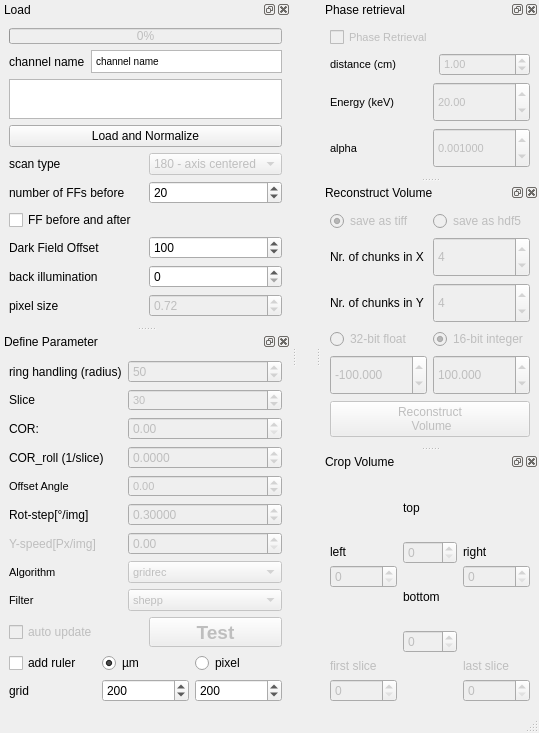
Old version of the form BAMline_on_the_fly_CT-reco/on_the_fly_CT_reco_hdf_dock_widget.ui in the repository HMarkoetter/BAMline_CT_preview_RECO.
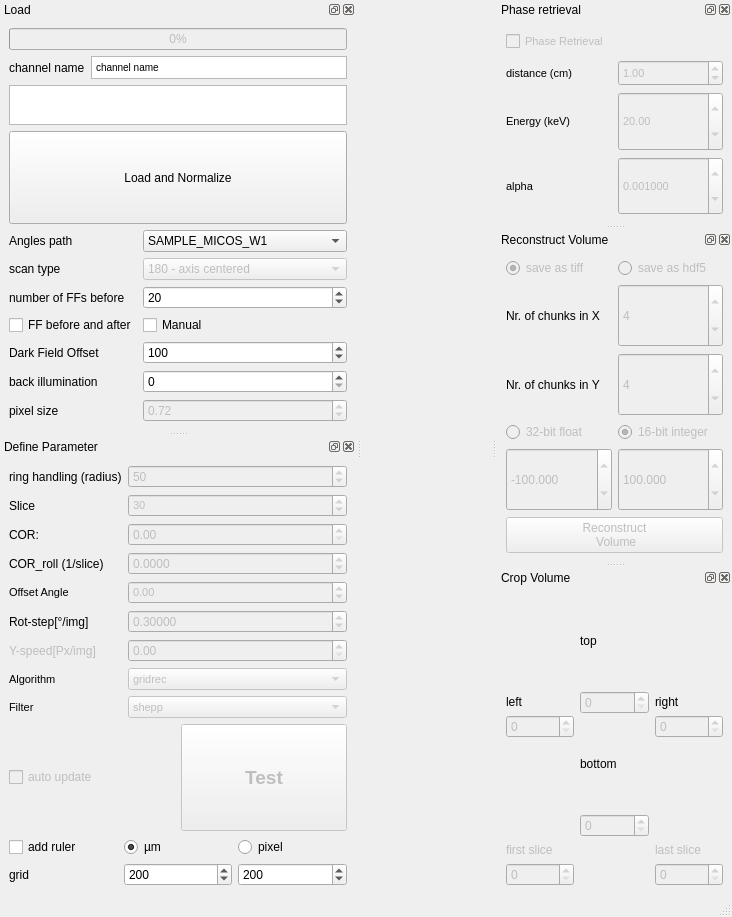
New version of the form.

Commit message: last-yero-proj check + spinbox for used angles list

Patch:
```diff
--- a/BAMline_on_the_fly_CT-reco/on_the_fly_CT_reco_hdf_dock_widget.ui
+++ b/BAMline_on_the_fly_CT-reco/on_the_fly_CT_reco_hdf_dock_widget.ui
@@ -6,8 +6,8 @@
    <rect>
     <x>0</x>
     <y>0</y>
-    <width>477</width>
-    <height>670</height>
+    <width>732</width>
+    <height>917</height>
    </rect>
   </property>
   <property name="windowTitle">
@@ -36,6 +36,41 @@
    </attribute>
    <widget class="QWidget" name="dockWidgetContents">
     <layout class="QGridLayout" name="gridLayout_2">
+     <item row="6" column="1">
+      <widget class="QSpinBox" name="spinBox_DF">
+       <property name="sizePolicy">
+        <sizepolicy hsizetype="Minimum" vsizetype="Preferred">
+         <horstretch>0</horstretch>
+         <verstretch>0</verstretch>
+        </sizepolicy>
+       </property>
+       <property name="toolTip">
+        <string>&lt;html&gt;&lt;head/&gt;&lt;body&gt;&lt;p&gt;Subtracts this value from both, projection and flat field, before dividing them&lt;/p&gt;&lt;/body&gt;&lt;/html&gt;</string>
+       </property>
+       <property name="maximum">
+        <number>65535</number>
+       </property>
+       <property name="value">
+        <number>100</number>
+       </property>
+      </widget>
+     </item>
+     <item row="7" column="1">
+      <widget class="QSpinBox" name="spinBox_back_illumination">
+       <property name="sizePolicy">
+        <sizepolicy hsizetype="Minimum" vsizetype="Preferred">
+         <horstretch>0</horstretch>
+         <verstretch>0</verstretch>
+        </sizepolicy>
+       </property>
+       <property name="toolTip">
+        <string>&lt;html&gt;&lt;head/&gt;&lt;body&gt;&lt;p&gt;will be subtracted from the FFs only&lt;/p&gt;&lt;/body&gt;&lt;/html&gt;</string>
+       </property>
+       <property name="maximum">
+        <number>65535</number>
+       </property>
+      </widget>
+     </item>
      <item row="4" column="0">
       <widget class="QLabel" name="label_2">
        <property name="sizePolicy">
@@ -49,82 +84,30 @@
        </property>
       </widget>
      </item>
-     <item row="7" column="0">
-      <widget class="QLabel" name="label_13">
-       <property name="text">
-        <string>back illumination</string>
-       </property>
-      </widget>
-     </item>
-     <item row="3" column="2">
-      <widget class="QComboBox" name="comboBox_180_360">
+     <item row="0" column="0" colspan="2">
+      <widget class="QProgressBar" name="progressBar">
        <property name="enabled">
         <bool>false</bool>
        </property>
-       <item>
-        <property name="text">
-         <string>180 - axis centered</string>
-        </property>
-       </item>
-       <item>
-        <property name="text">
-         <string>360 - axis left</string>
-        </property>
-       </item>
-       <item>
-        <property name="text">
-         <string>360 - axis right</string>
-        </property>
-       </item>
-      </widget>
-     </item>
-     <item row="8" column="0">
-      <widget class="QLabel" name="label_14">
-       <property name="text">
-        <string>pixel size</string>
-       </property>
-      </widget>
-     </item>
-     <item row="7" column="2">
-      <widget class="QSpinBox" name="spinBox_back_illumination">
        <property name="sizePolicy">
         <sizepolicy hsizetype="Minimum" vsizetype="Preferred">
          <horstretch>0</horstretch>
          <verstretch>0</verstretch>
         </sizepolicy>
-       </property>
-       <property name="toolTip">
-        <string>&lt;html&gt;&lt;head/&gt;&lt;body&gt;&lt;p&gt;will be subtracted from the FFs only&lt;/p&gt;&lt;/body&gt;&lt;/html&gt;</string>
-       </property>
-       <property name="maximum">
-        <number>65535</number>
-       </property>
-      </widget>
-     </item>
-     <item row="4" column="2">
-      <widget class="QSpinBox" name="spinBox_number_FFs">
-       <property name="sizePolicy">
-        <sizepolicy hsizetype="Minimum" vsizetype="Preferred">
-         <horstretch>0</horstretch>
-         <verstretch>0</verstretch>
-        </sizepolicy>
-       </property>
-       <property name="maximum">
-        <number>5000</number>
        </property>
        <property name="value">
-        <number>20</number>
+        <number>0</number>
        </property>
       </widget>
      </item>
-     <item row="3" column="0">
-      <widget class="QLabel" name="label_18">
+     <item row="5" column="1">
+      <widget class="QCheckBox" name="manual_selection_checkbox">
        <property name="text">
-        <string>scan type</string>
+        <string>Manual</string>
        </property>
       </widget>
      </item>
-     <item row="1" column="0" colspan="3">
+     <item row="1" column="0" colspan="2">
       <layout class="QGridLayout" name="gridLayout_4">
        <item row="0" column="0">
         <widget class="QLabel" name="label_17">
@@ -146,10 +129,13 @@
          </property>
          <property name="html">
           <string>&lt;!DOCTYPE HTML PUBLIC &quot;-//W3C//DTD HTML 4.0//EN&quot; &quot;http://www.w3.org/TR/REC-html40/strict.dtd&quot;&gt;
-&lt;html&gt;&lt;head&gt;&lt;meta name=&quot;qrichtext&quot; content=&quot;1&quot; /&gt;&lt;style type=&quot;text/css&quot;&gt;
+&lt;html&gt;&lt;head&gt;&lt;meta name=&quot;qrichtext&quot; content=&quot;1&quot; /&gt;&lt;meta charset=&quot;utf-8&quot; /&gt;&lt;style type=&quot;text/css&quot;&gt;
 p, li { white-space: pre-wrap; }
-&lt;/style&gt;&lt;/head&gt;&lt;body style=&quot; font-family:'MS Shell Dlg 2'; font-size:8.25pt; font-weight:400; font-style:normal;&quot;&gt;
-&lt;p style=&quot; margin-top:0px; margin-bottom:0px; margin-left:0px; margin-right:0px; -qt-block-indent:0; text-indent:0px;&quot;&gt;&lt;span style=&quot; font-size:7.8pt;&quot;&gt;channel name&lt;/span&gt;&lt;/p&gt;&lt;/body&gt;&lt;/html&gt;</string>
+hr { height: 1px; border-width: 0; }
+li.unchecked::marker { content: &quot;\2610&quot;; }
+li.checked::marker { content: &quot;\2612&quot;; }
+&lt;/style&gt;&lt;/head&gt;&lt;body style=&quot; font-family:'Noto Sans'; font-size:10pt; font-weight:400; font-style:normal;&quot;&gt;
+&lt;p style=&quot; margin-top:0px; margin-bottom:0px; margin-left:0px; margin-right:0px; -qt-block-indent:0; text-indent:0px;&quot;&gt;&lt;span style=&quot; font-family:'MS Shell Dlg 2'; font-size:7.8pt;&quot;&gt;channel name&lt;/span&gt;&lt;/p&gt;&lt;/body&gt;&lt;/html&gt;</string>
          </property>
         </widget>
        </item>
@@ -199,57 +185,10 @@
        </item>
       </layout>
      </item>
-     <item row="8" column="2">
-      <widget class="QDoubleSpinBox" name="pixel_size">
-       <property name="enabled">
-        <bool>false</bool>
-       </property>
-       <property name="sizePolicy">
-        <sizepolicy hsizetype="Minimum" vsizetype="Preferred">
-         <horstretch>0</horstretch>
-         <verstretch>0</verstretch>
-        </sizepolicy>
-       </property>
-       <property name="singleStep">
-        <double>0.010000000000000</double>
-       </property>
-       <property name="value">
-        <double>0.720000000000000</double>
-       </property>
-      </widget>
-     </item>
-     <item row="6" column="2">
-      <widget class="QSpinBox" name="spinBox_DF">
-       <property name="sizePolicy">
-        <sizepolicy hsizetype="Minimum" vsizetype="Preferred">
-         <horstretch>0</horstretch>
-         <verstretch>0</verstretch>
-        </sizepolicy>
-       </property>
-       <property name="toolTip">
-        <string>&lt;html&gt;&lt;head/&gt;&lt;body&gt;&lt;p&gt;Subtracts this value from both, projection and flat field, before dividing them&lt;/p&gt;&lt;/body&gt;&lt;/html&gt;</string>
-       </property>
-       <property name="maximum">
-        <number>65535</number>
-       </property>
-       <property name="value">
-        <number>100</number>
-       </property>
-      </widget>
-     </item>
-     <item row="0" column="0" colspan="3">
-      <widget class="QProgressBar" name="progressBar">
-       <property name="enabled">
-        <bool>false</bool>
-       </property>
-       <property name="sizePolicy">
-        <sizepolicy hsizetype="Minimum" vsizetype="Preferred">
-         <horstretch>0</horstretch>
-         <verstretch>0</verstretch>
-        </sizepolicy>
-       </property>
-       <property name="value">
-        <number>0</number>
+     <item row="8" column="0">
+      <widget class="QLabel" name="label_14">
+       <property name="text">
+        <string>pixel size</string>
        </property>
       </widget>
      </item>
@@ -269,6 +208,41 @@
        </property>
       </widget>
      </item>
+     <item row="4" column="1">
+      <widget class="QSpinBox" name="spinBox_number_FFs">
+       <property name="sizePolicy">
+        <sizepolicy hsizetype="Minimum" vsizetype="Preferred">
+         <horstretch>0</horstretch>
+         <verstretch>0</verstretch>
+        </sizepolicy>
+       </property>
+       <property name="maximum">
+        <number>5000</number>
+       </property>
+       <property name="value">
+        <number>20</number>
+       </property>
+      </widget>
+     </item>
+     <item row="8" column="1">
+      <widget class="QDoubleSpinBox" name="pixel_size">
+       <property name="enabled">
+        <bool>false</bool>
+       </property>
+       <property name="sizePolicy">
+        <sizepolicy hsizetype="Minimum" vsizetype="Preferred">
+         <horstretch>0</horstretch>
+         <verstretch>0</verstretch>
+        </sizepolicy>
+       </property>
+       <property name="singleStep">
+        <double>0.010000000000000</double>
+       </property>
+       <property name="value">
+        <double>0.720000000000000</double>
+       </property>
+      </widget>
+     </item>
      <item row="5" column="0">
       <widget class="QCheckBox" name="FF_before_after_checkbox">
        <property name="text">
@@ -276,6 +250,73 @@
        </property>
       </widget>
      </item>
+     <item row="7" column="0">
+      <widget class="QLabel" name="label_13">
+       <property name="text">
+        <string>back illumination</string>
+       </property>
+      </widget>
+     </item>
+     <item row="3" column="1">
+      <widget class="QComboBox" name="comboBox_180_360">
+       <property name="enabled">
+        <bool>false</bool>
+       </property>
+       <item>
+        <property name="text">
+         <string>180 - axis centered</string>
+        </property>
+       </item>
+       <item>
+        <property name="text">
+         <string>360 - axis left</string>
+        </property>
+       </item>
+       <item>
+        <property name="text">
+         <string>360 - axis right</string>
+        </property>
+       </item>
+      </widget>
+     </item>
+     <item row="3" column="0">
+      <widget class="QLabel" name="label_18">
+       <property name="text">
+        <string>scan type</string>
+       </property>
+      </widget>
+     </item>
+     <item row="2" column="0">
+      <widget class="QLabel" name="label_25">
+       <property name="text">
+        <string>Angles path</string>
+       </property>
+      </widget>
+     </item>
+     <item row="2" column="1">
+      <widget class="QComboBox" name="angle_directory_combobox">
+       <item>
+        <property name="text">
+         <string>SAMPLE_MICOS_W1</string>
+        </property>
+       </item>
+       <item>
+        <property name="text">
+         <string>SAMPLE_MICOS_W2</string>
+        </property>
+       </item>
+       <item>
+        <property name="text">
+         <string>SAMPLE_W</string>
+        </property>
+       </item>
+       <item>
+        <property name="text">
+         <string>SAMPLE_HUBER_W</string>
+        </property>
+       </item>
+      </widget>
+     </item>
     </layout>
    </widget>
   </widget>
@@ -307,7 +348,6 @@
          <property name="font">
           <font>
            <pointsize>8</pointsize>
-           <weight>50</weight>
            <bold>false</bold>
           </font>
          </property>
@@ -330,7 +370,6 @@
          <property name="font">
           <font>
            <pointsize>8</pointsize>
-           <weight>50</weight>
            <bold>false</bold>
           </font>
          </property>
@@ -358,7 +397,6 @@
          </property>
          <property name="font">
           <font>
-           <weight>50</weight>
            <bold>false</bold>
           </font>
          </property>
@@ -420,7 +458,6 @@
          <property name="font">
           <font>
            <pointsize>8</pointsize>
-           <weight>50</weight>
            <bold>false</bold>
           </font>
          </property>
@@ -462,7 +499,6 @@
          <property name="font">
           <font>
            <pointsize>8</pointsize>
-           <weight>50</weight>
            <bold>false</bold>
           </font>
          </property>
@@ -498,7 +534,6 @@
          <property name="font">
           <font>
            <pointsize>8</pointsize>
-           <weight>50</weight>
            <bold>false</bold>
           </font>
          </property>
@@ -541,7 +576,6 @@
          <property name="font">
           <font>
            <pointsize>8</pointsize>
-           <weight>50</weight>
            <bold>false</bold>
           </font>
          </property>
@@ -598,7 +632,6 @@
          <property name="font">
           <font>
            <pointsize>8</pointsize>
-           <weight>50</weight>
            <bold>false</bold>
           </font>
          </property>
@@ -699,7 +732,6 @@
          <property name="font">
           <font>
            <pointsize>14</pointsize>
-           <weight>75</weight>
            <bold>true</bold>
           </font>
          </property>
@@ -805,7 +837,6 @@
          <property name="font">
           <font>
            <pointsize>8</pointsize>
-           <weight>50</weight>
            <bold>false</bold>
           </font>
          </property>
@@ -828,7 +859,6 @@
          <property name="font">
           <font>
            <pointsize>8</pointsize>
-           <weight>50</weight>
            <bold>false</bold>
           </font>
          </property>
@@ -851,7 +881,6 @@
          <property name="font">
           <font>
            <pointsize>8</pointsize>
-           <weight>50</weight>
            <bold>false</bold>
           </font>
          </property>
@@ -879,7 +908,6 @@
        <property name="font">
         <font>
          <pointsize>8</pointsize>
-         <weight>50</weight>
          <bold>false</bold>
         </font>
        </property>
@@ -902,7 +930,6 @@
        <property name="font">
         <font>
          <pointsize>8</pointsize>
-         <weight>50</weight>
          <bold>false</bold>
         </font>
        </property>
@@ -931,7 +958,6 @@
        <property name="font">
         <font>
          <pointsize>8</pointsize>
-         <weight>50</weight>
          <bold>false</bold>
         </font>
        </property>
@@ -954,7 +980,6 @@
        <property name="font">
         <font>
          <pointsize>8</pointsize>
-         <weight>50</weight>
          <bold>false</bold>
         </font>
        </property>
@@ -1187,8 +1212,8 @@
   <widget class="QDockWidget" name="Crop">
    <property name="minimumSize">
     <size>
-     <width>205</width>
-     <height>173</height>
+     <width>235</width>
+     <height>207</height>
     </size>
    </property>
    <property name="floating">
```
Left out of the diff: 4 changed lines with no effect on the pictures.
